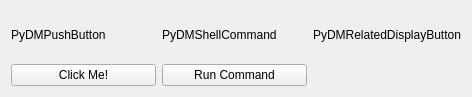
Above: examples/buttons/buttons.ui from slaclab/pydm before the change. Below: the same form after it.
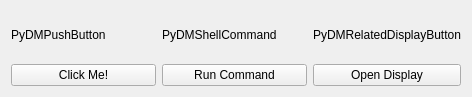
That is the form after the change. Custom widgets are drawn as their Qt base class.

Commit message: ENH: Add new widget Enum Buttons.

Patch:
```diff
--- a/examples/buttons/buttons.ui
+++ b/examples/buttons/buttons.ui
@@ -145,7 +145,7 @@
   </customwidget>
   <customwidget>
    <class>PyDMRelatedDisplayButton</class>
-   <extends>QFrame</extends>
+   <extends>QPushButton</extends>
    <header>pydm.widgets.related_display_button</header>
   </customwidget>
   <customwidget>
```
Left out of the diff: 2 changed lines with no effect on the pictures. The commit also changes 7 other files.
